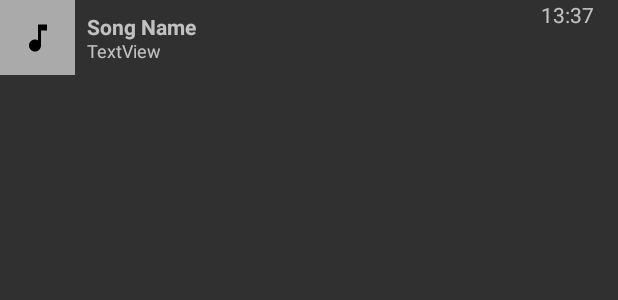
After one commit to jamesscully/Hendrix, an Android app: the layout widget_songdisplay.xml on its own in the app's theme, with its tools: preview values and no code run, on a phone screen of 412 x 824 dp. The commit adds this screen. Shown: the top 300 px of the screen. Run offline under Robolectric (Android 15) with nearby library versions, the phone set to English and light mode, and no system bars.

```diff
--- a/app/src/main/AndroidManifest.xml
+++ b/app/src/main/AndroidManifest.xml
@@ -7,6 +7,7 @@
 
 
     <application
+        android:name="com.scullyapps.hendrix.GlobalApp"
         android:allowBackup="true"
         android:icon="@mipmap/ic_launcher"
         android:label="@string/app_name"
--- a/app/src/main/java/com/scullyapps/hendrix/MainActivity.kt
+++ b/app/src/main/java/com/scullyapps/hendrix/MainActivity.kt
@@ -49,8 +49,10 @@ class MainActivity : AppCompatActivity() {
         ActivityCompat.requestPermissions(this, arrayOf(Manifest.permission.READ_EXTERNAL_STORAGE), 1)
 
         Intent(this, DiscoverMusic::class.java).also { intent ->
-            startService(intent)
+            // startService(intent)
         }
+
+
 
         // enable dark mode by default
         AppCompatDelegate.setDefaultNightMode(AppCompatDelegate.MODE_NIGHT_YES)
--- a/app/src/main/java/com/scullyapps/hendrix/ui/songs/SongsViewModel.kt
+++ b/app/src/main/java/com/scullyapps/hendrix/ui/songs/SongsViewModel.kt
@@ -4,4 +4,6 @@ import androidx.lifecycle.ViewModel
 
 class SongsViewModel : ViewModel() {
     // TODO: Implement the ViewModel
+
+    val textToDisplay : String = "This is a test"
 }
--- /dev/null
+++ b/app/src/main/res/drawable/ic_unknown_art.xml
@@ -0,0 +1,5 @@
+<vector android:height="24dp" android:viewportHeight="24.0"
+    android:viewportWidth="24.0" android:width="24dp" xmlns:android="http://schemas.android.com/apk/res/android">
+
+    <path android:fillColor="#FF000000" android:pathData="M12,3v10.55c-0.59,-0.34 -1.27,-0.55 -2,-0.55 -2.21,0 -4,1.79 -4,4s1.79,4 4,4 4,-1.79 4,-4V7h4V3h-6z"/>
+</vector>
--- /dev/null
+++ b/app/src/main/res/layout/widget_songdisplay.xml
@@ -0,0 +1,52 @@
+<?xml version="1.0" encoding="utf-8"?>
+<androidx.constraintlayout.widget.ConstraintLayout xmlns:android="http://schemas.android.com/apk/res/android"
+    xmlns:app="http://schemas.android.com/apk/res-auto"
+    xmlns:tools="http://schemas.android.com/tools"
+    android:id="@+id/frameLayout4"
+    android:layout_width="match_parent"
+    android:layout_height="50dp">
+
+    <ImageView
+        android:id="@+id/sd_song_art"
+        android:layout_width="50dp"
+        android:layout_height="50dp"
+        android:adjustViewBounds="false"
+        android:background="@android:color/darker_gray"
+        android:scaleType="centerInside"
+        app:layout_constraintBottom_toBottomOf="parent"
+        app:layout_constraintStart_toStartOf="parent"
+        app:layout_constraintTop_toTopOf="parent"
+        app:srcCompat="@drawable/ic_unknown_art" />
+
+    <TextView
+        android:id="@+id/sd_song_name"
+        android:layout_width="wrap_content"
+        android:layout_height="wrap_content"
+        android:layout_marginStart="8dp"
+        android:layout_marginTop="8dp"
+        android:text="Song Name"
+        android:textSize="14sp"
+        android:textStyle="bold"
+        app:layout_constraintStart_toEndOf="@+id/sd_song_art"
+        app:layout_constraintTop_toTopOf="parent" />
+
+    <TextView
+        android:id="@+id/sd_artist_name"
+        android:layout_width="wrap_content"
+        android:layout_height="wrap_content"
+        android:layout_marginStart="8dp"
+        android:layout_marginBottom="8dp"
+        android:text="TextView"
+        android:textSize="12sp"
+        app:layout_constraintBottom_toBottomOf="parent"
+        app:layout_constraintStart_toEndOf="@+id/sd_song_art" />
+
+    <TextView
+        android:id="@+id/sd_song_length"
+        android:layout_width="wrap_content"
+        android:layout_height="wrap_content"
+        android:layout_marginEnd="16dp"
+        android:text="13:37"
+        app:layout_constraintEnd_toEndOf="parent"
+        tools:layout_editor_absoluteY="16dp" />
+</androidx.constraintlayout.widget.ConstraintLayout>
```
Also changed, not shown: app/src/main/java/com/scullyapps/hendrix/GlobalApp.java (added, +21 -0 lines), app/src/main/java/com/scullyapps/hendrix/data/ID3GenreResolver.kt (+111 -1 lines), app/src/main/java/com/scullyapps/hendrix/data/repos/SongRepository.kt (added, +48 -0 lines), app/src/main/java/com/scullyapps/hendrix/data/song/Song.kt (+31 -9 lines), app/src/main/java/com/scullyapps/hendrix/services/DiscoverMusic.kt (+6 -9 lines), app/src/main/java/com/scullyapps/hendrix/ui/SongDisplay.kt (added, +30 -0 lines), app/src/main/java/com/scullyapps/hendrix/ui/songs/SongsFragment.kt (+26 -1 lines), app/src/main/res/layout/fragment_songs.xml (+13 -6 lines), 1 other file.
